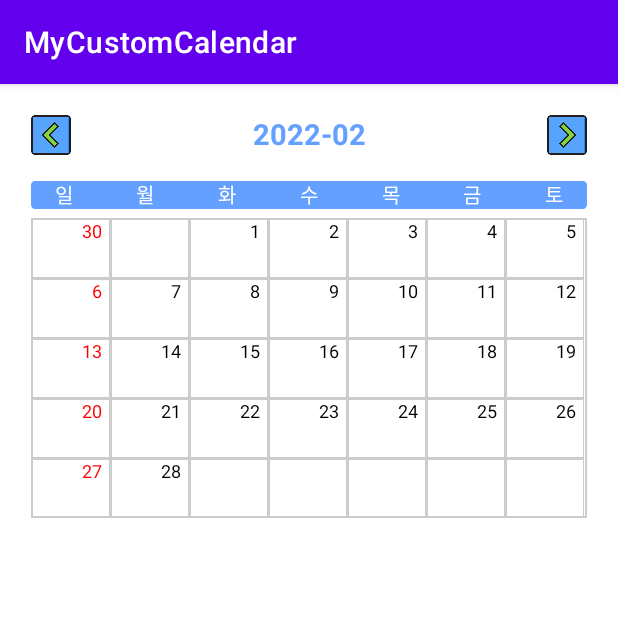
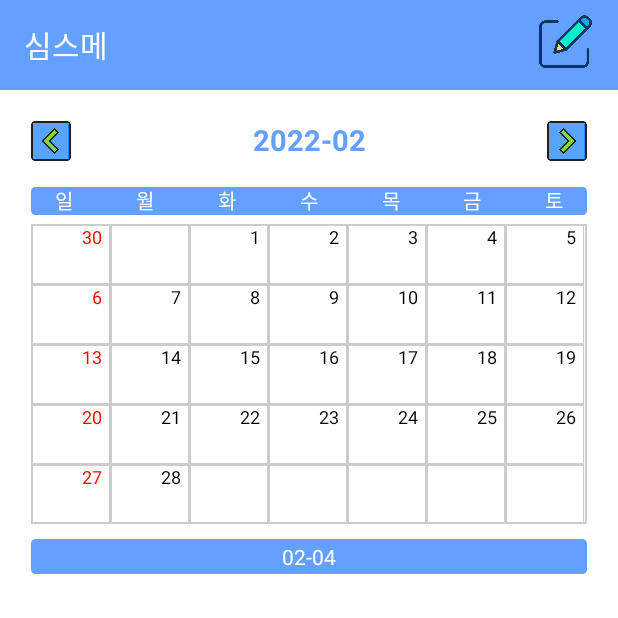
Before and after one commit to jeongminji4490/simsme_calendar, an Android app: the screen it shows after launch (MainActivity), on a phone screen of 412 x 824 dp, the top half of it. Run offline under Robolectric (Android 15) with nearby library versions, the phone set to English and light mode, and no system bars; our stand-ins replace Room's generated code.

Commit message:
중간 저장

```diff
--- a/app/src/main/java/com/example/mycustomcalendar/CalendarAdapter.java
+++ b/app/src/main/java/com/example/mycustomcalendar/CalendarAdapter.java
@@ -11,9 +11,11 @@ import android.widget.TextView;
 
 import androidx.annotation.NonNull;
 import androidx.constraintlayout.widget.ConstraintLayout;
+import androidx.core.content.ContextCompat;
 import androidx.recyclerview.widget.RecyclerView;
 
 import java.text.NumberFormat;
+import java.text.ParseException;
 import java.text.SimpleDateFormat;
 import java.util.ArrayList;
 import java.util.Calendar;
@@ -26,19 +28,32 @@ public class CalendarAdapter extends RecyclerView.Adapter<RecyclerView.ViewHolde
     private final int HEADER_TYPE = 0;
     private final int EMPTY_TYPE = 1;
     private final int DAY_TYPE = 2;
-    public boolean isTime = true;
+    //public boolean isTime = true;
 
     public List<String> holiday = new ArrayList<>();
     public List<DayModel> mCalendarList;
+    List<Event> eventList=new ArrayList<>();
 
     private Context mContext;
+    private OnItemClickListener mListener=null;
 
     private NumberFormat numformat = NumberFormat.getIntegerInstance();
     String today;
+    Database db;
+
+    public interface OnItemClickListener {
+        void onItemClick(View v, int position) throws ParseException;
+    }
+
+    public void setOnItemClickListener(OnItemClickListener listener){
+        this.mListener=listener;
+    }
 
     public CalendarAdapter(Context context){
         numformat.setMinimumIntegerDigits(2);
         mContext = context;
+        db=Database.getInstance(context);
+        eventList=db.eventDao().findAll();
 
         Date currentTime = Calendar.getInstance().getTime(); //현재시간
         today = onlyDate.format(currentTime); //오늘 날짜를 yyyy-MM-dd 형식으로 변환
@@ -47,7 +62,6 @@ public class CalendarAdapter extends RecyclerView.Adapter<RecyclerView.ViewHolde
     @Override
     public int getItemViewType(int position) {
         DayModel item = mCalendarList.get(position);
-
         if (item.getType() == 102031) {
             return EMPTY_TYPE; // 비어있는 일자 타입
         } else {
@@ -69,33 +83,7 @@ public class CalendarAdapter extends RecyclerView.Adapter<RecyclerView.ViewHolde
 
         if (viewType == EMPTY_TYPE) //비어있는 날짜면
         {
-            if(position%7 == 0)
-            {
-                if(today.equals(onlyDate.format(mCalendarList.get(position).getCalendarModel().getTime())))
-                {
-                    //holder.mainLL.setBackgroundResource(R.drawable.background_border_top_blue);
-                }
-                else {
-
-                    //holder.mainLL.setBackgroundResource(R.drawable.background_border_top);
-                }
-            }
-            else
-            {
-                if(today.equals(onlyDate.format(mCalendarList.get(position).getCalendarModel().getTime())))
-                {
-                    //holder.mainLL.setBackgroundResource(R.drawable.background_border_left_top_blue);
-                }
-                else {
-
-                    //holder.mainLL.setBackgroundResource(R.drawable.background_border_left_top);
-                }
-            }
-
-
             holder.timeText.setBackground(null);
-            //holder.timeText.setTextColor(mContext.getResources().getColor(R.color.disable_color));
-            //holder.timeText.setTextColor(mContext.getResources().getColor(Color.parseColor("#CCCCCC")));
             holder.timeText.setTextColor(Color.parseColor("#CCCCCC"));
 
             try {
@@ -123,33 +111,16 @@ public class CalendarAdapter extends RecyclerView.Adapter<RecyclerView.ViewHolde
             }
         }
         else if (viewType == DAY_TYPE) {
-
-            if(position%7 == 0)
-            {
-
-                if(today.equals(onlyDate.format(mCalendarList.get(position).getCalendarModel().getTime())))
-                {
-                    //holder.mainLL.setBackgroundResource(R.drawable.background_border_top_blue);
-                }
-                else {
-
-                    //holder.mainLL.setBackgroundResource(R.drawable.background_border_top);
+            holder.timeText.setBackground(null);
+            holder.timeText.setTextColor(mContext.getResources().getColor(R.color.purple_200));
+            for (Event e : eventList){
+                Log.e("onBindViewHolder",e.date);
+                if (e.date.equals(mCalendarList.get(position).getDate())){
+                    holder.mainCL.setBackgroundResource(R.color.mainColor);
+                    //holder.dayText.setBackgroundResource(R.color.mainColor);
+                    break;
                 }
             }
-            else
-            {
-                if(today.equals(onlyDate.format(mCalendarList.get(position).getCalendarModel().getTime())))
-                {
-                    //holder.mainLL.setBackgroundResource(R.drawable.background_border_left_top_blue);
-                }
-                else {
-
-                    //holder.mainLL.setBackgroundResource(R.drawable.background_border_left_top);
-                }
-            }
-
-            holder.timeText.setBackground(null);
-            holder.timeText.setTextColor(mContext.getResources().getColor(R.color.purple_200));
 
             try {
                 SimpleDateFormat formatter = new SimpleDateFormat("d");
@@ -172,7 +143,6 @@ public class CalendarAdapter extends RecyclerView.Adapter<RecyclerView.ViewHolde
             } catch (Exception e) {
                 holder.dayText.setText("");
             }
-
         }
     }
 
@@ -195,13 +165,18 @@ public class CalendarAdapter extends RecyclerView.Adapter<RecyclerView.ViewHolde
             timeText = itemView.findViewById(R.id.timeText);
             mainCL=itemView.findViewById(R.id.mainCL);
 
-            dayText.setOnClickListener(new View.OnClickListener() {
+            timeText.setOnClickListener(new View.OnClickListener() {
                 @Override
                 public void onClick(View view) {
                     int pos=getAdapterPosition();
                     if (pos!=RecyclerView.NO_POSITION){
-                        DayModel model=mCalendarList.get(pos);
-                        Log.e("item", model.getDate());
+                        if (mListener!=null){
+                            try {
+                                mListener.onItemClick(view, pos);
+                            } catch (ParseException e) {
+                                e.printStackTrace();
+                            }
+                        }
                     }else{
                         Log.e("Adapter", "NO Position");
                     }
--- /dev/null
+++ b/app/src/main/java/com/example/mycustomcalendar/Database.java
@@ -0,0 +1,22 @@
+package com.example.mycustomcalendar;
+
+import android.content.Context;
+
+import androidx.room.Room;
+import androidx.room.RoomDatabase;
+
+@androidx.room.Database(entities = {Event.class}, version = 1)
+public abstract class Database extends RoomDatabase {
+
+    public abstract EventDao eventDao();
+    //싱글톤 패턴 사용
+    private static volatile Database INSTANCE = null;
+
+    public static Database getInstance(Context context){
+        if (INSTANCE==null){
+            INSTANCE= Room.databaseBuilder(context.getApplicationContext(),
+                    Database.class, "schedule_db").allowMainThreadQueries().build();
+        }
+        return INSTANCE;
+    }
+}
--- /dev/null
+++ b/app/src/main/java/com/example/mycustomcalendar/EventDao.java
@@ -0,0 +1,20 @@
+package com.example.mycustomcalendar;
+
+import androidx.room.Dao;
+import androidx.room.Insert;
+import androidx.room.OnConflictStrategy;
+import androidx.room.Query;
+
+import java.util.List;
+
+@Dao
+public interface EventDao {
+    @Query("select * from Event")
+    List<Event> findAll();
+
+    @Insert(onConflict = OnConflictStrategy.REPLACE)
+    void insert(Event event);
+
+    @Query("DELETE FROM Event WHERE date = :date")
+    void delete(String date);
+}
--- a/app/src/main/java/com/example/mycustomcalendar/MainActivity.java
+++ b/app/src/main/java/com/example/mycustomcalendar/MainActivity.java
@@ -3,11 +3,17 @@ package com.example.mycustomcalendar;
 import androidx.appcompat.app.AppCompatActivity;
 import androidx.recyclerview.widget.RecyclerView;
 
+import android.annotation.SuppressLint;
+import android.content.Context;
 import android.os.Bundle;
+import android.util.Log;
+import android.view.View;
 import android.widget.ImageButton;
 import android.widget.TextView;
+import android.widget.Toast;
 
 import java.text.DateFormat;
+import java.text.ParseException;
 import java.text.SimpleDateFormat;
 import java.util.ArrayList;
 import java.util.Calendar;
@@ -17,15 +23,19 @@ import java.util.List;
 
 public class MainActivity extends AppCompatActivity {
 
-    private SimpleDateFormat defaultDateFormat =new SimpleDateFormat("yyyy-MM-dd");
+    @SuppressLint("SimpleDateFormat")
+    private final SimpleDateFormat defaultDateFormat =new SimpleDateFormat("yyyy-MM-dd");
+    @SuppressLint("SimpleDateFormat")
+    private final SimpleDateFormat todayDateFormat=new SimpleDateFormat("MM-dd");
+    @SuppressLint("SimpleDateFormat")
     DateFormat defaultMonthFormat=new SimpleDateFormat("yyyy-MM"); //메인 타이틀에 들어갈 것??
     public String selectedDate = "";
 
     private Date startDate = new Date();
+    private Date todayDate,defaultSelectedDate;
     private Date selectedDateTime = null;
-    private ImageButton left_btn;
-    private ImageButton right_btn;
-    private TextView titleText;
+    private ImageButton left_btn, right_btn, addScheduleBtn;
+    private TextView titleText, semiTitle;
 
     public RecyclerView calendarRecyclerView;
     private CalendarAdapter calendarAdapter;
@@ -33,7 +43,10 @@ public class MainActivity extends AppCompatActivity {
     private Date nowDate = new Date();//주에 오늘 날짜가 포함하는지 보기위해.
     private Calendar nowCal = Calendar.getInstance();
     private int nowMonth = -1;
-    //주석 추가 333
+    Database db;
+    List<Event> eventList=new ArrayList<>();
+    int serialNum;
+
     @Override
     protected void onCreate(Bundle savedInstanceState) {
         super.onCreate(savedInstanceState);
@@ -44,7 +57,9 @@ public class MainActivity extends AppCompatActivity {
         calendarRecyclerView.setAdapter(calendarAdapter);
         left_btn = findViewById(R.id.left_btn);
         right_btn = findViewById(R.id.right_btn);
+        addScheduleBtn = findViewById(R.id.addSchedule);
         titleText = findViewById(R.id.titleText);
+        semiTitle = findViewById(R.id.semiTitle);
 
         left_btn.setOnClickListener(v -> {
             setDate(-1);
@@ -54,8 +69,19 @@ public class MainActivity extends AppCompatActivity {
         });
 
         selectedDateTime = Calendar.getInstance().getTime();
+        semiTitle.setText(todayDateFormat.format(selectedDateTime));
 
-        setCalendarList(Calendar.getInstance().get(Calendar.YEAR), Calendar.getInstance().get(Calendar.MONTH));
+        setCalendarList(Calendar.getInstance().get(Calendar.YEAR), Calendar.getInstance().get(Calendar.MONTH), MainActivity.this);
+        db=Database.getInstance(MainActivity.this);
+
+        addScheduleBtn.setOnClickListener(new View.OnClickListener() {
+            @Override
+            public void onClick(View view) {
+                Event e=new Event(serialNum,defaultDateFormat.format(todayDate));
+                db.eventDao().insert(e);
+                Toast.makeText(MainActivity.this,"저장",Toast.LENGTH_SHORT).show();
+            }
+        });
     }
 
     private void setDate(int addAmount) {
@@ -92,21 +118,17 @@ public class MainActivity extends AppCompatActivity {
         } else {
             calendar.setTime(selectedDateTime);
         }
-        setCalendarList(calendar.get(Calendar.YEAR), calendar.get(Calendar.MONTH));
-
+        setCalendarList(calendar.get(Calendar.YEAR), calendar.get(Calendar.MONTH), MainActivity.this);
     }
 
-    public void setCalendarList(int year, int month) {
+    public void setCalendarList(int year, int month, Context context) {
 
         try {
             titleText.setText(defaultMonthFormat.format(selectedDateTime));
-
         } catch (Exception e) {
             e.printStackTrace();
         }
-
         List<DayModel> dayModelList = new ArrayList<>();
-
 
         try {
             GregorianCalendar calendar = new GregorianCalendar();
@@ -129,7 +151,6 @@ public class MainActivity extends AppCompatActivity {
                 preCalendar.set(GregorianCalendar.YEAR, calendar.get(Calendar.YEAR));
                 preCalendar.set(GregorianCalendar.MONTH, calendar.get(Calendar.MONTH));
                 preCalendar.set(GregorianCalendar.DATE, 1);
-
             }
 
             preCalendar.add(Calendar.MONTH, -1);
@@ -137,29 +158,22 @@ public class MainActivity extends AppCompatActivity {
             int dayOfWeek = calendar.get(Calendar.DAY_OF_WEEK) - 1; //해당 월에 시작하는 요일 -1 을 하면 빈칸을 구할 수 있겠죠 ?
             int max = calendar.getActualMaximum(Calendar.DAY_OF_MONTH); // 해당 월에 마지막 요일
 
-
             int preMonthMax = preCalendar.getActualMaximum(Calendar.DAY_OF_MONTH);
 
             //앞의 EMPTY 생성
             for (int j = 0; j < dayOfWeek; j++) {
-
-
                 DayModel dayModel = new DayModel();
                 dayModel.setType(102031);
-
-
                 dayModel.setCalendarModel(new GregorianCalendar(calendar.get(Calendar.YEAR), (calendar.get(Calendar.MONTH) - 1), preMonthMax - (dayOfWeek - 1 - j)));
                 dayModelList.add(dayModel);
-
             }
 
             if (dayOfWeek > 0) {
-                SimpleDateFormat formatter = new SimpleDateFormat("yyyy-MM-dd");
+                //SimpleDateFormat formatter = new SimpleDateFormat("yyyy-MM-dd");
                 Date d = new Date(dayModelList.get(0).getCalendarModel().getTimeInMillis());
             }
 
             for (int j = 1; j <= max; j++) {
-
                 DayModel dayModel = new DayModel();
                 dayModel.setType(1);
                 dayModel.setCalendarModel(new GregorianCalendar(calendar.get(Calendar.YEAR), calendar.get(Calendar.MONTH), j));
@@ -168,13 +182,10 @@ public class MainActivity extends AppCompatActivity {
 
             //뒤의 Empty
             if (dayModelList.size() / 7 > 0) {
-
                 int extra = dayModelList.size() % 7;
-
                 if (extra > 0) {
                     extra = 7 - extra;
                 }
-
                 for (int k = 0; k < extra; k++) {
                     DayModel dayModel = new DayModel();
                     dayModel.setType(102031);
@@ -183,17 +194,25 @@ public class MainActivity extends AppCompatActivity {
                 }
 
                 if (extra > 0) {
-
-                    SimpleDateFormat formatter = new SimpleDateFormat("yyyy-MM-dd");
+                    //SimpleDateFormat formatter = new SimpleDateFormat("yyyy-MM-dd");
                     Date d = new Date(dayModelList.get(dayModelList.size() - 1).getCalendarModel().getTimeInMillis());
                 }
             }
-
         } catch (Exception e) {
             e.printStackTrace();
         }
-
         calendarAdapter.mCalendarList = dayModelList;
+        calendarAdapter.setOnItemClickListener(new CalendarAdapter.OnItemClickListener() {
+            @Override
+            public void onItemClick(View v, int position) throws ParseException {
+                String selectedDate=dayModelList.get(position).getDate();
+                todayDate=new Date(defaultDateFormat.parse(selectedDate).getTime());
+                //defaultSelectedDate=new Date(defaultDateFormat.parse(selectedDate).getTime());
+                semiTitle.setText(todayDateFormat.format(todayDate));
+                Toast.makeText(context,semiTitle.getText().toString(),Toast.LENGTH_SHORT).show();
+            }
+        });
         calendarAdapter.notifyDataSetChanged();
     }
+
 }
--- a/app/src/main/res/layout/activity_main.xml
+++ b/app/src/main/res/layout/activity_main.xml
@@ -7,6 +7,41 @@
     android:layout_height="match_parent"
     tools:context=".MainActivity">
 
+    <androidx.constraintlayout.widget.ConstraintLayout
+        android:id="@+id/tbLayout"
+        android:layout_width="match_parent"
+        android:layout_height="wrap_content"
+        tools:ignore="MissingConstraints">
+
+        <androidx.appcompat.widget.Toolbar
+            android:id="@+id/toolBar"
+            android:layout_width="match_parent"
+            android:layout_height="60dp"
+            android:background="@color/mainColor">
+
+            <TextView
+                android:layout_width="wrap_content"
+                android:layout_height="wrap_content"
+                android:text="심스메"
+                android:textSize="20sp"
+                android:textColor="@color/white" />
+
+        </androidx.appcompat.widget.Toolbar>
+
+        <ImageButton
+            android:id="@+id/addSchedule"
+            android:layout_width="50dp"
+            android:layout_height="35dp"
+            android:layout_margin="10dp"
+            android:src="@drawable/add"
+            android:scaleType="fitCenter"
+            android:background="#00ff0000"
+            app:layout_constraintTop_toTopOf="@id/toolBar"
+            app:layout_constraintEnd_toEndOf="parent"/>
+
+
+    </androidx.constraintlayout.widget.ConstraintLayout>
+
     <ImageButton
         android:id="@+id/left_btn"
         android:layout_width="28dp"
@@ -14,7 +49,7 @@
         android:src="@drawable/left"
         android:scaleType="fitCenter"
         android:background="#00ff0000"
-        app:layout_constraintTop_toTopOf="parent"
+        app:layout_constraintTop_toBottomOf="@id/tbLayout"
         app:layout_constraintLeft_toLeftOf="parent"
         android:layout_margin="20dp"
         tools:ignore="MissingConstraints" />
@@ -30,7 +65,7 @@
         android:textColor="#64A0FF"
         app:layout_constraintLeft_toLeftOf="parent"
         app:layout_constraintRight_toRightOf="parent"
-        app:layout_constraintTop_toTopOf="parent" />
+        app:layout_constraintTop_toBottomOf="@id/tbLayout" />
 
     <ImageButton
         android:id="@+id/right_btn"
@@ -40,7 +75,7 @@
         android:scaleType="fitCenter"
         android:background="#00ff0000"
         app:layout_constraintRight_toRightOf="parent"
-        app:layout_constraintTop_toTopOf="parent"
+        app:layout_constraintTop_toBottomOf="@id/tbLayout"
         android:layout_margin="20dp"
         tools:ignore="MissingConstraints" />
 
@@ -166,6 +201,21 @@
         android:layout_margin="5dp"
         tools:ignore="MissingConstraints" />
 
+    <TextView
+        android:id="@+id/semiTitle"
+        android:layout_width="0dp"
+        android:layout_height="wrap_content"
+        app:layout_constraintTop_toBottomOf="@id/recyclerView"
+        app:layout_constraintStart_toStartOf="@id/recyclerView"
+        app:layout_constraintEnd_toEndOf="@id/recyclerView"
+        android:gravity="center"
+        android:background="@drawable/rectangle"
+        android:textColor="@color/white"
+        android:layout_marginTop="10dp"
+        tools:ignore="MissingConstraints" />
+
+
+
 
 
 </androidx.constraintlayout.widget.ConstraintLayout>
--- a/app/src/main/res/values/colors.xml
+++ b/app/src/main/res/values/colors.xml
@@ -7,4 +7,5 @@
     <color name="teal_700">#FF018786</color>
     <color name="black">#FF000000</color>
     <color name="white">#FFFFFFFF</color>
+    <color name="mainColor">#64A0FF</color>
 </resources>
--- a/app/src/main/res/values/strings.xml
+++ b/app/src/main/res/values/strings.xml
@@ -1,3 +1,3 @@
 <resources>
-    <string name="app_name">MyCustomCalendar</string>
+    <string name="app_name">심스메</string>
 </resources>
--- a/app/src/main/res/values/themes.xml
+++ b/app/src/main/res/values/themes.xml
@@ -1,9 +1,9 @@
 <resources xmlns:tools="http://schemas.android.com/tools">
     <!-- Base application theme. -->
-    <style name="Theme.MyCustomCalendar" parent="Theme.MaterialComponents.DayNight.DarkActionBar">
+    <style name="Theme.MyCustomCalendar" parent="Theme.MaterialComponents.DayNight.NoActionBar">
         <!-- Primary brand color. -->
-        <item name="colorPrimary">@color/purple_500</item>
-        <item name="colorPrimaryVariant">@color/purple_700</item>
+        <item name="colorPrimary">@color/mainColor</item>
+        <item name="colorPrimaryVariant">@color/mainColor</item>
         <item name="colorOnPrimary">@color/white</item>
         <!-- Secondary brand color. -->
         <item name="colorSecondary">@color/teal_200</item>
--- a/gradle.properties
+++ b/gradle.properties
@@ -15,6 +15,7 @@ org.gradle.jvmargs=-Xmx2048m -Dfile.encoding=UTF-8
 # Android operating system, and which are packaged with your app"s APK
 # https://developer.android.com/topic/libraries/support-library/androidx-rn
 android.useAndroidX=true
+android.enableJetifier=true
 # Enables namespacing of each library's R class so that its R class includes only the
 # resources declared in the library itself and none from the library's dependencies,
 # thereby reducing the size of the R class for that library
```
Also changed, not shown: app/build.gradle (+11 -1 lines), app/src/main/java/com/example/mycustomcalendar/Event.java (added, +34 -0 lines), build.gradle (+13 -0 lines), app/src/main/res/drawable-v24/add.png (added).
